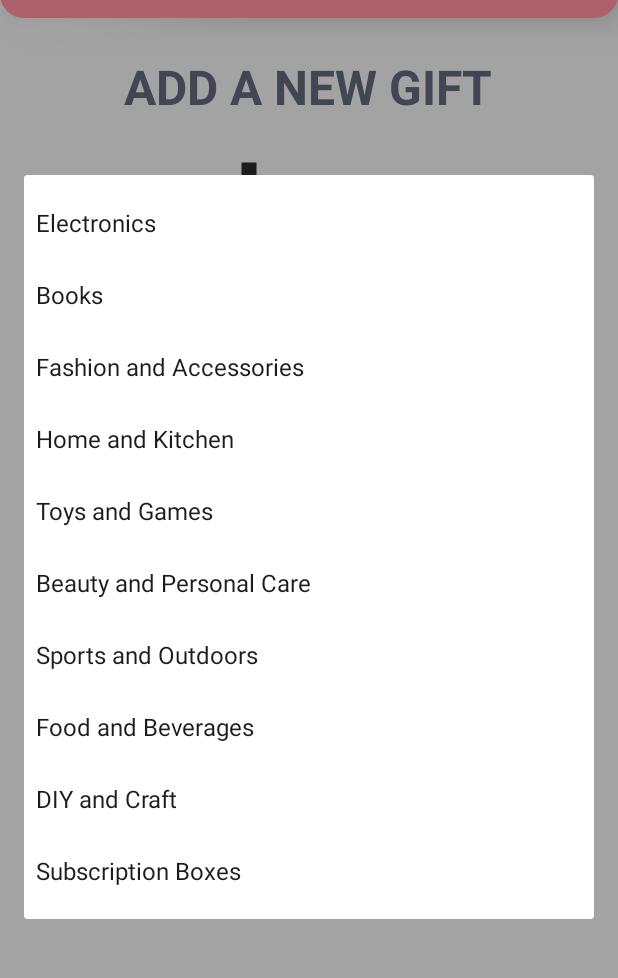
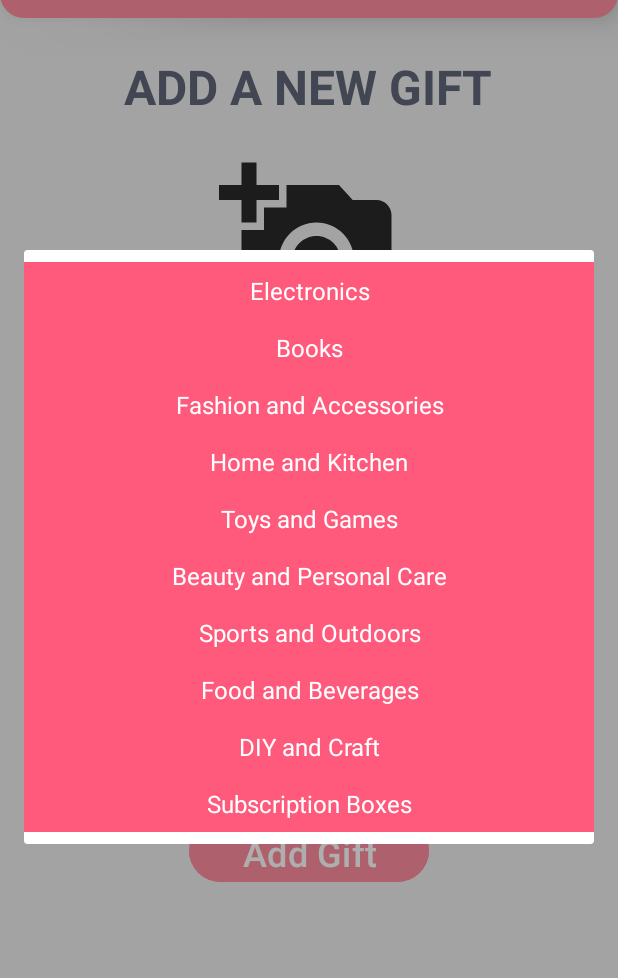
Before and after one commit to Wiran-Larbi/gift-discovery, an Android app: the AddGiftActivity screen opened directly, with no data from a screen before it, after a tap on "Electronics", on a phone screen of 412 x 824 dp, the part 71-1049 px from its top. Run offline under Robolectric (Android 15) with nearby library versions, the phone set to English and light mode, and no system bars; our stand-ins replace sdp/ssp sizes.

Commit message:
Implementing Spinner for Occasions with Retrieve From Database

```diff
--- a/app/src/main/java/com/dotcipher/gift_discovery/AddGiftActivity.java
+++ b/app/src/main/java/com/dotcipher/gift_discovery/AddGiftActivity.java
@@ -6,6 +6,7 @@ import android.content.Intent;
 import android.database.sqlite.SQLiteDatabase;
 import android.graphics.Bitmap;
 import android.net.Uri;
+import android.os.Build;
 import android.os.Bundle;
 import android.provider.MediaStore;
 import android.util.Log;
@@ -19,18 +20,21 @@ import android.widget.Spinner;
 import android.widget.Toast;
 
 import com.dotcipher.gift_discovery.db.GiftDatabaseHelper;
+import com.dotcipher.gift_discovery.db.occasionsDB;
 import com.dotcipher.gift_discovery.helpers.HomeAdapter.LovedGiftHelper;
+import com.dotcipher.gift_discovery.helpers.HomeAdapter.OccasionHelper;
 import com.dotcipher.gift_discovery.model.GiftClass;
 import com.dotcipher.gift_discovery.utils.ImageUtils;
 
 import java.util.ArrayList;
 import java.util.List;
+import java.util.stream.Collectors;
 
 public class AddGiftActivity extends AppCompatActivity {
 
     private EditText gift_title_et,gift_description_et,gift_occasion_et;
-    private Spinner gift_category_spinner;
-    String SelectedCategory;
+    private Spinner gift_category_spinner,gift_occasion_spinner;
+    String SelectedCategory, SelectedOccasion;
     private ImageView giftImageView;
 
     private Button btnAddGift;
@@ -42,8 +46,12 @@ public class AddGiftActivity extends AppCompatActivity {
     ArrayList<LovedGiftHelper> topGifts;
 
     GiftDatabaseHelper db;
+    occasionsDB db_occasions;
 
     String[] giftCategories;
+    String[] giftOccasions = {"Birthday" , "Holiday", "Graduation"};
+
+    List<OccasionHelper> occasions;
 
     @Override
     protected void onCreate(Bundle savedInstanceState) {
@@ -53,16 +61,18 @@ public class AddGiftActivity extends AppCompatActivity {
             giftImageView = findViewById(R.id.gift_add_image);
             gift_title_et = findViewById(R.id.gift_title_et);
             gift_description_et = findViewById(R.id.gift_description_et);
-            gift_occasion_et = findViewById(R.id.gift_occasion_et);
+            gift_occasion_spinner = findViewById(R.id.gift_occasion_sp);
             gift_category_spinner = findViewById(R.id.gift_category_sp);
             btnAddGift = findViewById(R.id.btnAddGift);
 
             giftCategories = getResources().getStringArray(R.array.gift_categories);
 
-            ArrayAdapter<String> adapter = new ArrayAdapter<String>(AddGiftActivity.this, android.R.layout.simple_spinner_dropdown_item, giftCategories);
-            adapter.setDropDownViewResource(android.R.layout.simple_spinner_dropdown_item);
 
-            gift_category_spinner.setAdapter(adapter);
+
+            ArrayAdapter<String> adapterCategories = new ArrayAdapter<String>(AddGiftActivity.this, R.layout.custom_spinner_item, giftCategories);
+            adapterCategories.setDropDownViewResource(R.layout.custom_spinner_dropdown_item);
+
+            gift_category_spinner.setAdapter(adapterCategories);
             gift_category_spinner.setOnItemSelectedListener(new AdapterView.OnItemSelectedListener() {
                 @Override
                 public void onItemSelected(AdapterView<?> parent, View view, int position, long id) {
@@ -72,9 +82,56 @@ public class AddGiftActivity extends AppCompatActivity {
 
                 @Override
                 public void onNothingSelected(AdapterView<?> parent) {
+                }
+            });
+
+            /*
+
+            giftOccasions = db_occasions.getAllOccasionsTitles();
+            if (giftOccasions.length == 0)
+                giftOccasions = new String[]{"Birthday", "Holiday", "Graduation"};
+
+            ArrayAdapter<String> adapterOccasions = new ArrayAdapter<String>(AddGiftActivity.this, R.layout.custom_spinner_item, giftOccasions);
+            adapterOccasions.setDropDownViewResource(R.layout.custom_spinner_dropdown_item);
+
+            gift_occasion_spinner.setAdapter(adapterOccasions);
+            gift_occasion_spinner.setOnItemSelectedListener(new AdapterView.OnItemSelectedListener() {
+                @Override
+                public void onItemSelected(AdapterView<?> parent, View view, int position, long id) {
+                    SelectedOccasion = parent.getItemAtPosition(position).toString();
+                }
+
+                @Override
+                public void onNothingSelected(AdapterView<?> parent) {
 
                 }
             });
+
+
+        */
+
+            new Thread(() -> {
+                db_occasions = new occasionsDB(this);
+                giftOccasions = db_occasions.getAllOccasionsTitles();
+                adapterCategories.setDropDownViewResource(R.layout.custome_spinner_dropdown_item_2);
+                ArrayAdapter<String> adapterOccasions = new ArrayAdapter<String>(AddGiftActivity.this, R.layout.custom_spinner_item_2, giftOccasions);
+
+                gift_occasion_spinner.setAdapter(adapterOccasions);
+
+                gift_occasion_spinner.setOnItemSelectedListener(new AdapterView.OnItemSelectedListener() {
+                    @Override
+                    public void onItemSelected(AdapterView<?> parent, View view, int position, long id) {
+                        SelectedOccasion = parent.getItemAtPosition(position).toString();
+                        //Toast.makeText(AddGiftActivity.this, "Selected Item is : " + SelectedCategory, Toast.LENGTH_SHORT).show();
+                    }
+
+                    @Override
+                    public void onNothingSelected(AdapterView<?> parent) {
+                    }
+                });
+            }).start();
+
+
 
 
             db = new GiftDatabaseHelper(this);
@@ -102,7 +159,7 @@ public class AddGiftActivity extends AppCompatActivity {
             });
 
         }catch(Exception exception){
-            Log.d("ERROR", exception.getMessage());
+            Log.d("ERROR", "Error : " + exception.getMessage());
         }
 
     }
--- a/app/src/main/java/com/dotcipher/gift_discovery/db/occasionsDB.java
+++ b/app/src/main/java/com/dotcipher/gift_discovery/db/occasionsDB.java
@@ -47,7 +47,7 @@ public class occasionsDB extends SQLiteOpenHelper {
     // Creating the table
     @Override
     public void onCreate(SQLiteDatabase db) {
-        String CREATE_OCCASIONS_TABLE = "CREATE TABLE " + TABLE_OCCASIONS + "("
+        String CREATE_OCCASIONS_TABLE = "CREATE TABLE IF NOT EXISTS " + TABLE_OCCASIONS + "("
                 + COLUMN_ID + " INTEGER PRIMARY KEY,"
                 + COLUMN_NAME + " TEXT,"
                 + COLUMN_DESCRIPTION + " TEXT,"
@@ -85,6 +85,7 @@ public class occasionsDB extends SQLiteOpenHelper {
         String selectQuery = "SELECT  * FROM " + TABLE_OCCASIONS;
 
         SQLiteDatabase db = this.getWritableDatabase();
+        this.onCreate(db);
         Cursor cursor = db.rawQuery(selectQuery, null);
 
         if (cursor.moveToFirst()) {
@@ -133,4 +134,23 @@ public class occasionsDB extends SQLiteOpenHelper {
         // ... add more samples ...
 
     }
+
+    public String[] getAllOccasionsTitles(){
+        ArrayList<String> occasionTitles = new ArrayList<String>();
+        String selectQuery = "SELECT "+ COLUMN_NAME +" FROM " + TABLE_OCCASIONS;
+
+        SQLiteDatabase db = this.getWritableDatabase();
+        Cursor cursor = db.rawQuery(selectQuery, null);
+        int index = cursor.getColumnIndex(COLUMN_NAME);
+
+        if (cursor != null && cursor.moveToFirst()) {
+            do {
+                String occasionTitle = cursor.getString(0);
+                occasionTitles.add(occasionTitle);
+            } while (cursor.moveToNext());
+        }
+        cursor.close();
+        String[] titles = occasionTitles.toArray(new String[0]);
+        return titles;
+    }
 }
--- a/app/src/main/res/layout/activity_add_gift.xml
+++ b/app/src/main/res/layout/activity_add_gift.xml
@@ -90,17 +90,19 @@
                 android:layout_marginTop="12dp"
                 android:spinnerMode="dialog"
                 android:textColorHint="@color/text_secondary"
-                />
+            />
 
-               <EditText
-            android:id="@+id/gift_occasion_et"
-            android:layout_width="200dp"
-            android:layout_height="60dp"
-            android:layout_marginTop="12dp"
-            android:hint="Gift Occasion"
-                   android:textColor="@color/black"
-                   android:textColorHint="@color/text_secondary"
+            <Spinner
+                android:id="@+id/gift_occasion_sp"
+                android:layout_width="200dp"
+                android:layout_height="60dp"
+                android:background="@android:drawable/btn_dropdown"
+                android:layout_marginTop="12dp"
+                android:spinnerMode="dialog"
+                android:textColorHint="@color/text_secondary"
             />
+
+
 
         <Button
             android:id="@+id/btnAddGift"
--- /dev/null
+++ b/app/src/main/res/layout/custom_spinner_dropdown_item.xml
@@ -0,0 +1,14 @@
+<?xml version="1.0" encoding="utf-8"?>
+<TextView
+    xmlns:android="http://schemas.android.com/apk/res/android"
+    android:id="@android:id/text1"
+    android:layout_width="match_parent"
+    android:layout_height="wrap_content"
+    android:background="@color/primary"
+    android:textSize="16sp"
+    android:textColor="@color/white"
+    android:padding="8dp"
+    android:textAlignment="center"
+    >
+
+</TextView>
--- /dev/null
+++ b/app/src/main/res/layout/custom_spinner_item.xml
@@ -0,0 +1,13 @@
+<?xml version="1.0" encoding="utf-8"?>
+<TextView
+    xmlns:android="http://schemas.android.com/apk/res/android"
+    android:id="@android:id/text1"
+    android:layout_width="match_parent"
+    android:layout_height="wrap_content"
+    android:textSize="16sp"
+    android:textColor="#000000"
+    android:padding="8dp"
+    android:textAlignment="center"
+    >
+
+</TextView>
--- /dev/null
+++ b/app/src/main/res/layout/custom_spinner_item_2.xml
@@ -0,0 +1,13 @@
+<?xml version="1.0" encoding="utf-8"?>
+<TextView
+    xmlns:android="http://schemas.android.com/apk/res/android"
+    android:id="@android:id/text2"
+    android:layout_width="match_parent"
+    android:layout_height="wrap_content"
+    android:textSize="16sp"
+    android:textColor="#000000"
+    android:padding="8dp"
+    android:textAlignment="center"
+    >
+
+</TextView>
--- /dev/null
+++ b/app/src/main/res/layout/custome_spinner_dropdown_item_2.xml
@@ -0,0 +1,14 @@
+<?xml version="1.0" encoding="utf-8"?>
+<TextView
+    xmlns:android="http://schemas.android.com/apk/res/android"
+    android:id="@android:id/text1"
+    android:layout_width="match_parent"
+    android:layout_height="wrap_content"
+    android:background="@color/primary"
+    android:textSize="16sp"
+    android:textColor="@color/white"
+    android:padding="8dp"
+    android:textAlignment="center"
+    >
+
+</TextView>
```
Also changed, not shown: app/src/main/res/drawable/gift_discovery_icon_background.xml (line endings or trailing spaces).
